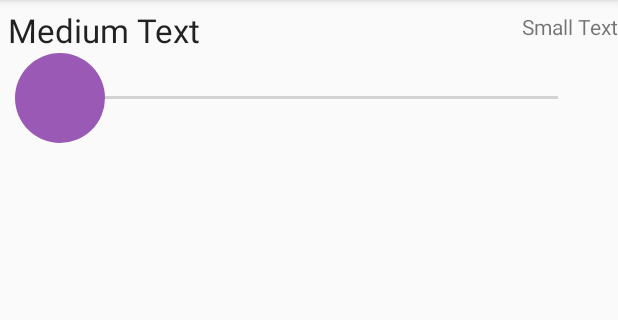
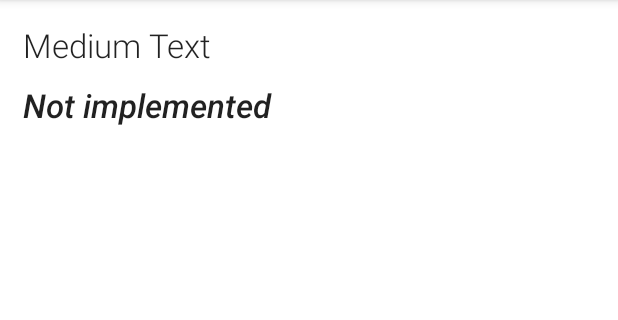
Before and after one commit to pwiklowski/ocf-android-universal-controlpoint, an Android app: the layout variable_entry.xml on its own in the app's theme, with its tools: preview values and no code run, on a phone screen of 412 x 824 dp, the part 84-404 px from its top. Run offline under Robolectric (Android 15) with nearby library versions, the light colour scheme and no system bars.

Commit message:
Add generic "not implemented" view

```diff
--- a/app/src/main/res/layout/variable_entry.xml
+++ b/app/src/main/res/layout/variable_entry.xml
@@ -2,19 +2,10 @@
 <LinearLayout xmlns:android="http://schemas.android.com/apk/res/android"
               android:layout_width="fill_parent"
               android:layout_height="fill_parent"
-              android:orientation="vertical">
-
-    <LinearLayout
-        android:orientation="horizontal"
-        android:layout_width="match_parent"
-        android:layout_height="wrap_content">
-
-    </LinearLayout>
-
-    <RelativeLayout
-        android:layout_width="match_parent"
-        android:layout_height="35dp"
-        android:layout_gravity="center_horizontal">
+              android:orientation="vertical"
+              android:weightSum="1"
+              android:padding="10dp"
+              android:background="#ffffffff">
 
     <TextView
         android:layout_width="wrap_content"
@@ -27,26 +18,22 @@
         android:layout_gravity="left"
         android:layout_alignParentTop="true"
         android:layout_alignParentLeft="true"
-            android:layout_alignParentStart="true"/>
+        android:layout_alignParentStart="true"
+        android:fontFamily="sans-serif-light"/>
 
     <TextView
-            android:layout_width="wrap_content"
+        android:layout_width="match_parent"
         android:layout_height="wrap_content"
-            android:textAppearance="?android:attr/textAppearanceSmall"
-            android:text="Small Text"
-            android:id="@+id/variableValue"
-            android:layout_centerVertical="true"
-            android:layout_alignParentRight="true"
-            android:layout_alignParentEnd="true"/>
-    </RelativeLayout>
+        android:textAppearance="?android:attr/textAppearanceLarge"
+        android:text="Not implemented"
+        android:id="@+id/textView"
+        android:password="false"
+        android:padding="5dp"
+        android:layout_alignParentTop="true"
+        android:layout_alignParentLeft="true"
+        android:layout_alignParentStart="true"
+        android:fontFamily="sans-serif-light"
+        android:textAlignment="gravity"
+        android:textStyle="bold|italic"/>
 
-    <SeekBar
-        android:layout_width="fill_parent"
-        android:layout_height="wrap_content"
-        android:id="@+id/variableValueSeekBar"
-        android:thumb="@drawable/thumb"
-        android:paddingLeft="40dp"
-        android:paddingRight="40dp"
-        android:paddingBottom="15dp"
-        android:indeterminate="false"/>
 </LinearLayout>
```
Lines whose indentation alone changed are shown as unchanged.
